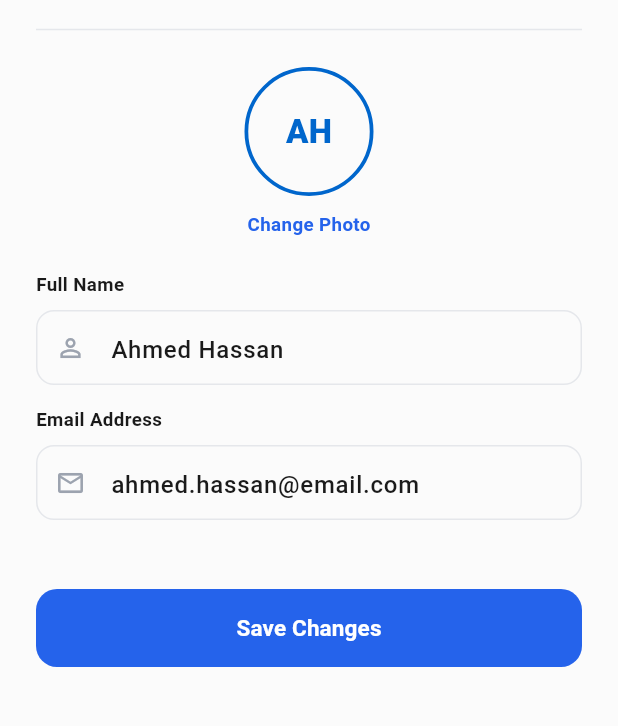
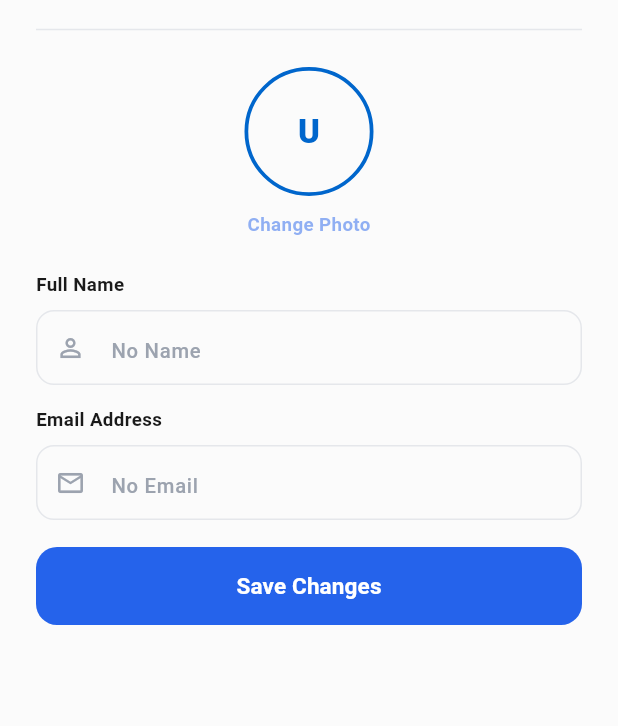
Before and after one commit to mohamed-Ihab55/machinfy_agent, a Flutter app: the ProfileScreen screen opened directly, after a tap on "Edit Profile", on a phone screen of 412 x 824 dp, the part 71-797 px from its top. Run offline on Flutter 3.47's test engine with Material 3 defaults, Android fonts, the phone set to English and light mode, and no system bars; our stand-ins replace bloc, cloud_firestore, equatable, firebase_auth, firebase_core, flutter_bloc and 1 more; accounts and stored records are empty; network calls fail.

Commit message:
edit profile

```diff
--- a/lib/features/profile/cubit/profile/profile_state.dart
+++ b/lib/features/profile/cubit/profile/profile_state.dart
@@ -3,16 +3,20 @@ import 'package:equatable/equatable.dart';
 enum ProfileStatus { idle, loading, success, failure }
 
 class ProfileState extends Equatable {
+  final String uid;
   final String name;
   final String email;
 
+  final bool hydrated; // هل جت بيانات من Firebase/Firestore؟
   final ProfileStatus status;
   final String? message;
 
   const ProfileState({
-    this.name = 'Ahmed Hassan',
-    this.email = 'ahmed.hassan@email.com',
+    this.uid = '',
+    this.name = '',
+    this.email = '',
 
+    this.hydrated = false,
     this.status = ProfileStatus.idle,
     this.message,
   });
@@ -20,22 +24,26 @@ class ProfileState extends Equatable {
   bool get isLoading => status == ProfileStatus.loading;
 
   ProfileState copyWith({
+    String? uid,
     String? name,
     String? email,
 
+    bool? hydrated,
     ProfileStatus? status,
     String? message,
     bool clearMessage = false,
   }) {
     return ProfileState(
+      uid: uid ?? this.uid,
       name: name ?? this.name,
       email: email ?? this.email,
 
+      hydrated: hydrated ?? this.hydrated,
       status: status ?? this.status,
       message: clearMessage ? null : (message ?? this.message),
     );
   }
 
   @override
-  List<Object?> get props => [name, email, status, message];
+  List<Object?> get props => [uid, name, email, hydrated, status, message];
 }
--- a/lib/features/profile/presentation/view/edit_screen.dart
+++ b/lib/features/profile/presentation/view/edit_screen.dart
@@ -1,7 +1,4 @@
 import 'package:flutter/material.dart';
-import 'package:flutter_bloc/flutter_bloc.dart';
-
-import 'package:machinfy_agent/features/profile/cubit/profile/profile_cubit.dart';
 import 'package:machinfy_agent/features/profile/presentation/widgets/edit_profile_body.dart';
 
 class ProfileEditScreen extends StatelessWidget {
@@ -9,9 +6,6 @@ class ProfileEditScreen extends StatelessWidget {
 
   @override
   Widget build(BuildContext context) {
-    return BlocProvider(
-      create: (_) => ProfileCubit(),
-      child: const ProfileBody(),
-    );
+    return const ProfileBody();
   }
 }
--- a/lib/features/profile/presentation/widgets/edit_profile_body.dart
+++ b/lib/features/profile/presentation/widgets/edit_profile_body.dart
@@ -1,11 +1,10 @@
-import 'package:firebase_auth/firebase_auth.dart';
 import 'package:flutter/material.dart';
 import 'package:flutter_bloc/flutter_bloc.dart';
 
 import 'package:machinfy_agent/core/typography.dart';
 import 'package:machinfy_agent/core/constants.dart';
+import 'package:machinfy_agent/core/utils/primary_button.dart';
 
-import 'package:machinfy_agent/core/utils/primary_button.dart';
 import 'package:machinfy_agent/features/profile/cubit/profile/profile_cubit.dart';
 import 'package:machinfy_agent/features/profile/cubit/profile/profile_state.dart';
 import 'package:machinfy_agent/features/authentication/presentation/widgets/auth_text_field.dart';
@@ -20,36 +19,38 @@ class ProfileBody extends StatefulWidget {
 class ProfileBodyState extends State<ProfileBody> {
   late final TextEditingController _nameController;
   late final TextEditingController _emailController;
-  late final TextEditingController _phoneController;
-  //late final TextEditingController _bioController;
+
+  bool _seeded = false; // علشان نعبي الكنترولرز مرة واحدة من Firebase
 
   @override
   void initState() {
     super.initState();
-    final state = context.read<ProfileCubit>().state;
-
-    _nameController = TextEditingController(text: state.name);
-    _emailController = TextEditingController(text: state.email);
-
-    // _bioController = TextEditingController(text: state.bio);
+    _nameController = TextEditingController();
+    _emailController = TextEditingController();
   }
 
   @override
   void dispose() {
     _nameController.dispose();
     _emailController.dispose();
-    _phoneController.dispose();
-    // _bioController.dispose();
     super.dispose();
   }
 
   @override
   Widget build(BuildContext context) {
-    final user = FirebaseAuth.instance.currentUser;
+    return BlocConsumer<ProfileCubit, ProfileState>(
+      listenWhen: (p, c) =>
+          p.message != c.message ||
+          p.status != c.status ||
+          p.name != c.name ||
+          p.email != c.email,
+      listener: (context, state) {
+        if (!_seeded && (state.name.isNotEmpty || state.email.isNotEmpty)) {
+          _seeded = true;
+          _nameController.text = state.name;
+          _emailController.text = state.email;
+        }
 
-    return BlocConsumer<ProfileCubit, ProfileState>(
-      listenWhen: (p, c) => p.message != c.message || p.status != c.status,
-      listener: (context, state) {
         final msg = state.message;
         if (msg == null) return;
 
@@ -108,9 +109,11 @@ class ProfileBodyState extends State<ProfileBody> {
                           ),
                         ),
                         const SizedBox(height: 10),
-                        InkWell(
-                          onTap: cubit.changePhoto,
-                          child: Text('Change Photo', style: Style.link),
+                        Text(
+                          'Change Photo',
+                          style: Style.link.copyWith(
+                            color: Style.link.color?.withOpacity(0.5),
+                          ),
                         ),
                       ],
                     ),
@@ -120,69 +123,32 @@ class ProfileBodyState extends State<ProfileBody> {
 
                   AuthTextField(
                     label: 'Full Name',
-                    hint: user?.displayName ?? 'No Name',
+                    hint: state.name.isEmpty ? 'No Name' : state.name,
                     controller: _nameController,
                     prefixIcon: Icons.person_outline,
                     onChanged: cubit.nameChanged,
                   ),
                   const SizedBox(height: 14),
 
+                  // الأفضل الإيميل يبقى Read-only
+                  // لأنه تغييره في FirebaseAuth غالبًا يحتاج re-auth / verify
                   AuthTextField(
                     label: 'Email Address',
-                    hint: user?.email ?? 'No Email',
+                    hint: state.email.isEmpty ? 'No Email' : state.email,
                     controller: _emailController,
                     prefixIcon: Icons.mail_outline,
                     keyboardType: TextInputType.emailAddress,
-                    onChanged: cubit.emailChanged,
+                    onChanged: (_) {}, // متمنعش لو Widget مفيهوش enabled
+                    // لو AuthTextField بيدعم readOnly/ enabled استخدمه:
+                    // enabled: false,
+                    // readOnly: true,
                   ),
-                  const SizedBox(height: 14),
-
-                  /*  AuthTextField(
-                    label: 'Phone Number',
-                    hint: '+20 123 456 7890',
-                    controller: _phoneController,
-                    prefixIcon: Icons.phone_outlined,
-                    keyboardType: TextInputType.phone,
-                    onChanged: cubit.phoneChanged,
-                  ),*/
-                  const SizedBox(height: 14),
-
-                  /*   Text('Bio', style: Style.fieldLabel),
-                  const SizedBox(height: 8),
-
-                  TextFormField(
-                    controller: _bioController,
-                    maxLines: 5,
-                    onChanged: cubit.bioChanged,
-                    style: Style.fieldText,
-                    decoration: InputDecoration(
-                      hintText: 'Tell us about yourself...',
-                      hintStyle: Style.fieldHint,
-                      filled: true,
-                      fillColor: Colors.transparent,
-                      contentPadding: const EdgeInsets.symmetric(
-                        horizontal: 14,
-                        vertical: 14,
-                      ),
-                      enabledBorder: OutlineInputBorder(
-                        borderRadius: BorderRadius.circular(14),
-                        borderSide: const BorderSide(color: Color(0xFFE5E7EB)),
-                      ),
-                      focusedBorder: OutlineInputBorder(
-                        borderRadius: BorderRadius.circular(14),
-                        borderSide: const BorderSide(
-                          color: kPrimaryColor,
-                          width: 1.2,
-                        ),
-                      ),
-                    ),
-                  ),*/
                   const SizedBox(height: 18),
 
                   PrimaryButton(
                     text: 'Save Changes',
                     isLoading: state.isLoading,
-                    onTap: () => cubit.saveChanges(),
+                    onTap: cubit.saveChanges,
                   ),
 
                   const SizedBox(height: 24),
--- a/pubspec.yaml
+++ b/pubspec.yaml
@@ -40,6 +40,7 @@ dependencies:
   firebase_core: ^4.4.0
   firebase_auth: ^6.1.4
   shared_preferences: ^2.2.3
+  cloud_firestore: ^6.1.2
 dev_dependencies:
   flutter_test:
     sdk: flutter
```
Also changed, not shown: lib/features/chat_agent/presentation/widget/custom_app_bar.dart (+13 -12 lines), lib/features/profile/cubit/profile/profile_cubit.dart (+119 -15 lines), lib/main.dart (+22 -6 lines), pubspec.lock, 3 other files.
